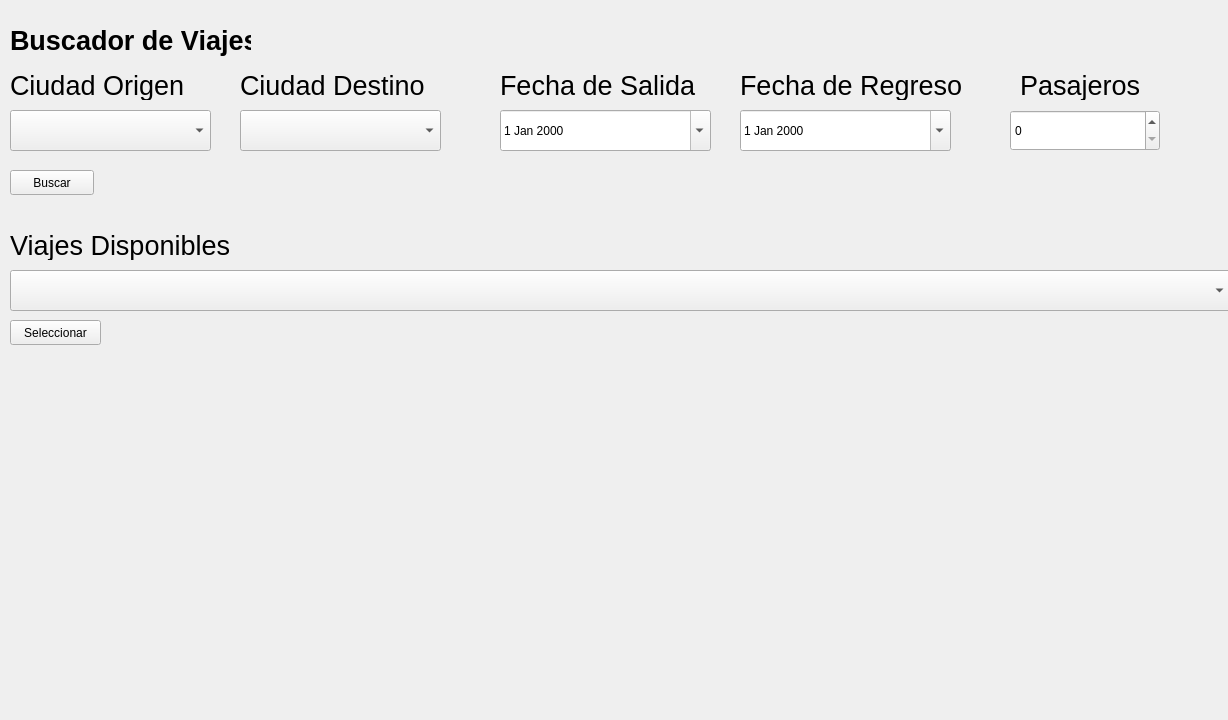
First picture: the form in assets/styles/Clientes.ui, repository Katalax3/AgenciaDeViajes_CRUD, before the edit.
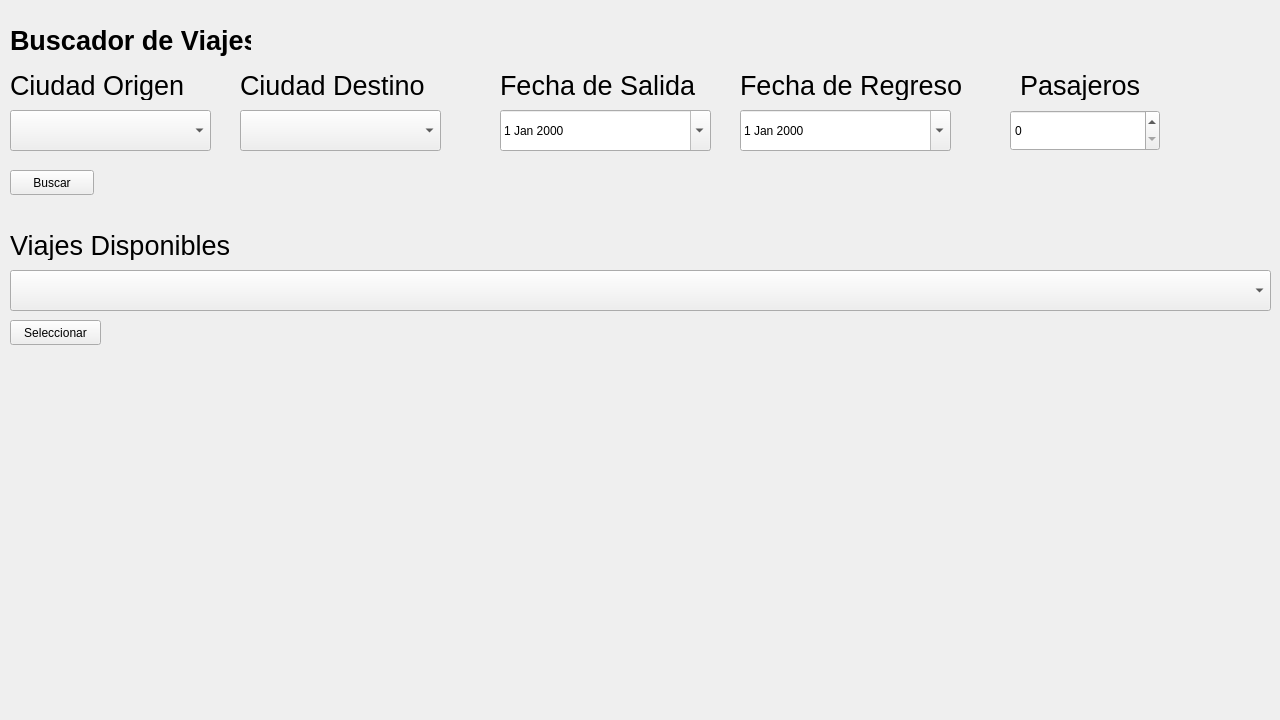
Second picture: the form after the edit.

Patch:
```diff
--- a/assets/styles/Clientes.ui
+++ b/assets/styles/Clientes.ui
@@ -6,7 +6,7 @@
    <rect>
     <x>0</x>
     <y>0</y>
-    <width>1228</width>
+    <width>1280</width>
     <height>720</height>
    </rect>
   </property>
@@ -122,7 +122,7 @@
      <rect>
       <x>0</x>
       <y>220</y>
-      <width>1261</width>
+      <width>1271</width>
       <height>401</height>
      </rect>
     </property>
@@ -155,7 +155,7 @@
       <rect>
        <x>10</x>
        <y>50</y>
-       <width>1221</width>
+       <width>1261</width>
        <height>41</height>
       </rect>
      </property>
```
Left out of the diff: 22 changed lines with no effect on the pictures.
